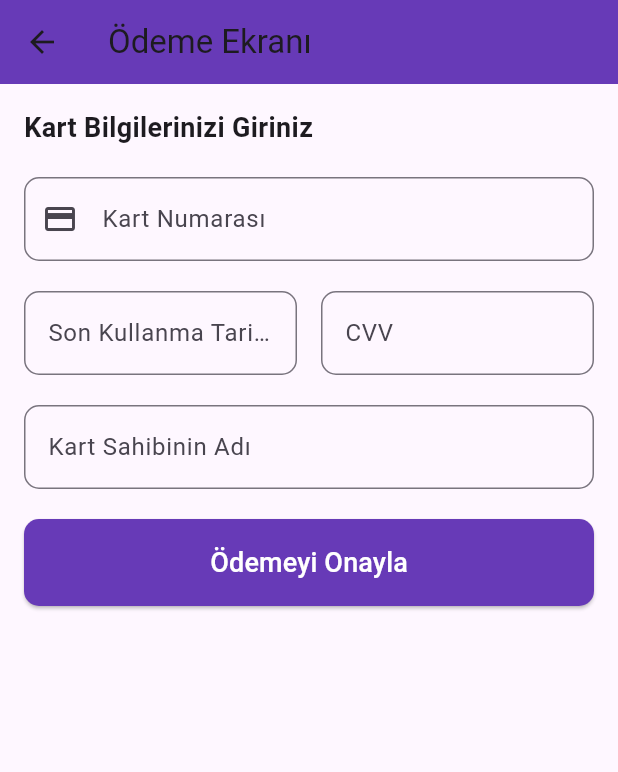
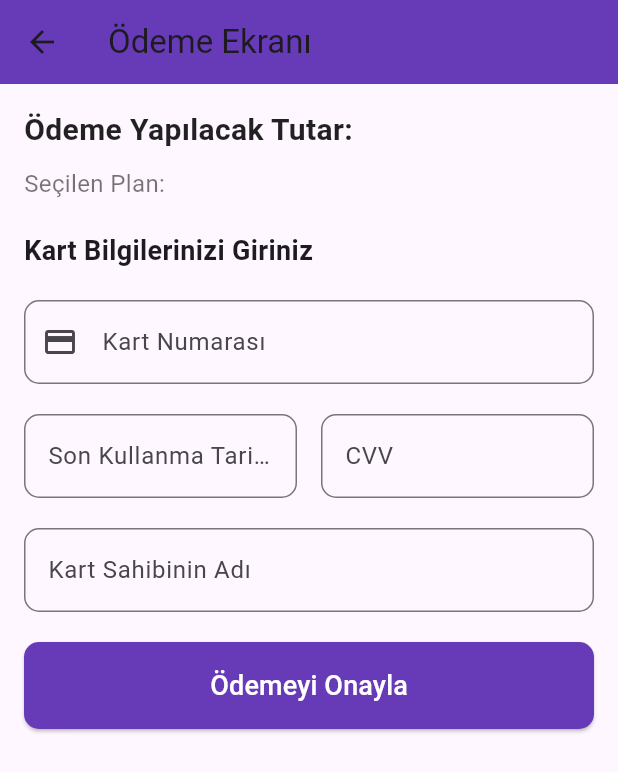
Before and after one commit to emircanbacanak/kpssApp, a Flutter app: the PaymentScreen widget shown alone on an empty page, opened directly with empty values, after a tap on "Ödemeyi Tamamla", on a phone screen of 412 x 824 dp. Shown: the top 772 px of the screen. Run offline on Flutter 3.47's test engine with Material 3 defaults, Android fonts, the phone set to English and light mode, and no system bars; our stand-ins replace get, percent_indicator, shared_preferences; accounts and stored records are empty.

Commit message:
update_v1.3

```diff
--- a/lib/ortak/custom_pro_button.dart
+++ b/lib/ortak/custom_pro_button.dart
@@ -1,5 +1,5 @@
 import 'package:flutter/material.dart';
-import 'package:kpssapp/ortak/ProVersionPage.dart';
+import 'package:kpssapp/screens/ProVersionPage.dart';
 
 class ProButton extends StatelessWidget {
   const ProButton({super.key, required Null Function() onPressed});
--- a/lib/screens/CheckoutScreen.dart
+++ b/lib/screens/CheckoutScreen.dart
@@ -2,7 +2,14 @@ import 'package:flutter/material.dart';
 import 'package:kpssapp/ortak/widgets/payment_form.dart';
 
 class CheckoutScreen extends StatelessWidget {
-  const CheckoutScreen({Key? key}) : super(key: key);
+  final String planName;
+  final String planPrice;
+
+  const CheckoutScreen({
+    super.key,
+    required this.planName,
+    required this.planPrice,
+  });
 
   @override
   Widget build(BuildContext context) {
@@ -11,10 +18,32 @@ class CheckoutScreen extends StatelessWidget {
         title: const Text("Ödeme Ekranı"),
         backgroundColor: Colors.deepPurple,
       ),
-      body: const SingleChildScrollView(
+      body: SingleChildScrollView(
         child: Padding(
-          padding: EdgeInsets.all(16.0),
-          child: PaymentForm(),
+          padding: const EdgeInsets.all(16.0),
+          child: Column(
+            crossAxisAlignment: CrossAxisAlignment.start,
+            children: [
+              Text(
+                "Ödeme Yapılacak Tutar: $planPrice",
+                style: const TextStyle(
+                  fontSize: 20,
+                  fontWeight: FontWeight.bold,
+                  color: Colors.black87,
+                ),
+              ),
+              const SizedBox(height: 10),
+              Text(
+                "Seçilen Plan: $planName",
+                style: const TextStyle(
+                  fontSize: 16,
+                  color: Colors.black54,
+                ),
+              ),
+              const SizedBox(height: 20),
+              const PaymentForm(),
+            ],
+          ),
         ),
       ),
     );
--- a/lib/screens/PaymentScreen.dart
+++ b/lib/screens/PaymentScreen.dart
@@ -15,9 +15,9 @@ class PaymentScreen extends StatelessWidget {
   Widget build(BuildContext context) {
     return Container(
       padding: const EdgeInsets.all(16),
-      decoration: BoxDecoration(
+      decoration: const BoxDecoration(
         color: Colors.white,
-        borderRadius: const BorderRadius.vertical(
+        borderRadius: BorderRadius.vertical(
           top: Radius.circular(20),
         ),
       ),
@@ -36,7 +36,7 @@ class PaymentScreen extends StatelessWidget {
             ),
           ),
           const SizedBox(height: 20),
-          Text(
+          const Text(
             "Ödeme Detayları",
             style: TextStyle(
               fontSize: 20,
@@ -48,13 +48,13 @@ class PaymentScreen extends StatelessWidget {
           Row(
             mainAxisAlignment: MainAxisAlignment.spaceBetween,
             children: [
-              Text(
+              const Text(
                 "Seçilen Plan:",
                 style: TextStyle(fontSize: 16, color: Colors.black54),
               ),
               Text(
                 planName,
-                style: TextStyle(
+                style: const TextStyle(
                   fontSize: 16,
                   fontWeight: FontWeight.bold,
                   color: Colors.black87,
@@ -66,13 +66,13 @@ class PaymentScreen extends StatelessWidget {
           Row(
             mainAxisAlignment: MainAxisAlignment.spaceBetween,
             children: [
-              Text(
+              const Text(
                 "Toplam Tutar:",
                 style: TextStyle(fontSize: 16, color: Colors.black54),
               ),
               Text(
                 planPrice,
-                style: TextStyle(
+                style: const TextStyle(
                   fontSize: 16,
                   fontWeight: FontWeight.bold,
                   color: Colors.black87,
@@ -87,7 +87,10 @@ class PaymentScreen extends StatelessWidget {
                 Navigator.push(
                   context,
                   MaterialPageRoute(
-                    builder: (context) => const CheckoutScreen(),
+                    builder: (context) => CheckoutScreen(
+                      planName: planName,
+                      planPrice: planPrice,
+                    ),
                   ),
                 );
               },
--- a/lib/screens/SoruCevapSayfasi.dart
+++ b/lib/screens/SoruCevapSayfasi.dart
@@ -1,6 +1,6 @@
 import 'package:flutter/material.dart';
 import 'package:flutter/services.dart';
-import 'package:kpssapp/ortak/SonucEkrani.dart';
+import 'package:kpssapp/screens/SonucEkrani.dart';
 
 class SoruCevapSayfasi extends StatefulWidget {
   final String konuAdi;
--- a/lib/screens/barSayfaları/HomePage.dart
+++ b/lib/screens/barSayfaları/HomePage.dart
@@ -14,7 +14,7 @@ class HomePage extends StatefulWidget {
 }
 
 class _HomePageState extends State<HomePage> {
-  final DateTime examDate = DateTime.utc(2024, 12, 8, 15, 00);
+  final DateTime examDate = DateTime.utc(2024, 12, 18, 9, 00);
   late Timer _timer;
   Duration remainingTime = Duration.zero;
 
```
Also changed, not shown: lib/screens/ProVersionPage.dart (renamed from lib/ortak/ProVersionPage.dart), lib/screens/SonucEkrani.dart (renamed from lib/ortak/SonucEkrani.dart).
